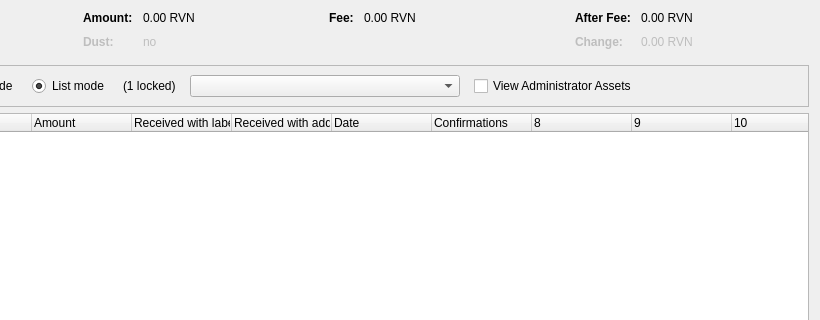
Above: src/qt/forms/assetcontroldialog.ui from morrigan-ai/MRG before the change; both pictures show x 180 to 1000 and y 0 to 320 of the 1000 by 500 pixel window. Below: the same form after it.
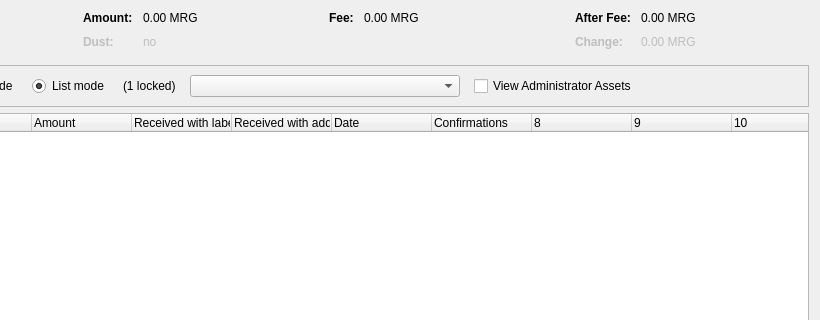
That is the form after the change. Custom widgets are drawn as their Qt base class.

The edit to the form file:
```diff
--- a/src/qt/forms/assetcontroldialog.ui
+++ b/src/qt/forms/assetcontroldialog.ui
@@ -132,7 +132,7 @@
           <enum>Qt::ActionsContextMenu</enum>
          </property>
          <property name="text">
-          <string notr="true">0.00 RVN</string>
+          <string notr="true">0.00 MRG</string>
          </property>
          <property name="textInteractionFlags">
           <set>Qt::LinksAccessibleByMouse|Qt::TextSelectableByKeyboard|Qt::TextSelectableByMouse</set>
@@ -212,7 +212,7 @@
           <enum>Qt::ActionsContextMenu</enum>
          </property>
          <property name="text">
-          <string notr="true">0.00 RVN</string>
+          <string notr="true">0.00 MRG</string>
          </property>
          <property name="textInteractionFlags">
           <set>Qt::LinksAccessibleByMouse|Qt::TextSelectableByKeyboard|Qt::TextSelectableByMouse</set>
@@ -257,7 +257,7 @@
           <enum>Qt::ActionsContextMenu</enum>
          </property>
          <property name="text">
-          <string notr="true">0.00 RVN</string>
+          <string notr="true">0.00 MRG</string>
          </property>
          <property name="textInteractionFlags">
           <set>Qt::LinksAccessibleByMouse|Qt::TextSelectableByKeyboard|Qt::TextSelectableByMouse</set>
@@ -292,7 +292,7 @@
           <enum>Qt::ActionsContextMenu</enum>
          </property>
          <property name="text">
-          <string notr="true">0.00 RVN</string>
+          <string notr="true">0.00 MRG</string>
          </property>
          <property name="textInteractionFlags">
           <set>Qt::LinksAccessibleByMouse|Qt::TextSelectableByKeyboard|Qt::TextSelectableByMouse</set>
```
